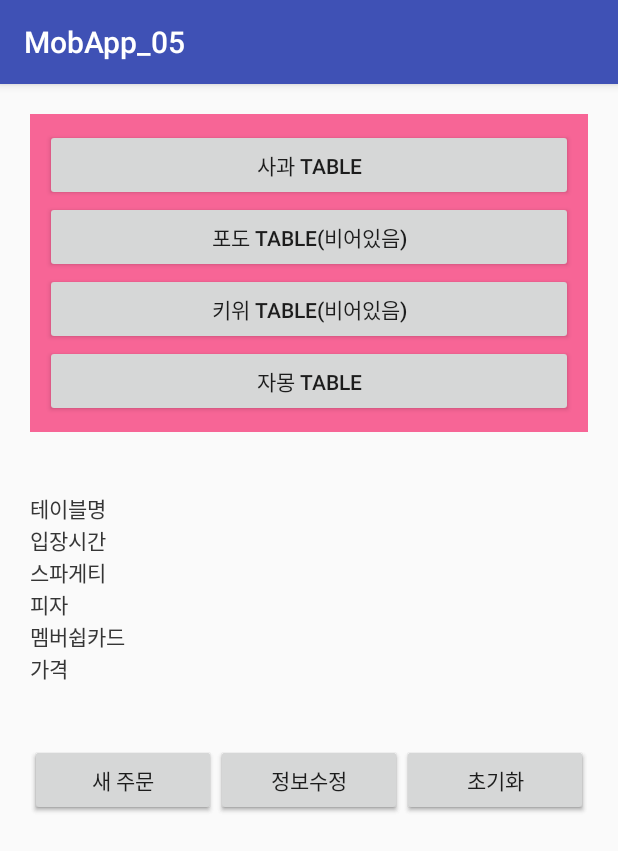
After one commit to jisung0920/MobApp_05, an Android app: the Fragment1 screen opened directly, with no data from a screen before it, on a phone screen of 412 x 824 dp. The commit adds this screen. Shown: the top 851 px of the screen. Run offline under Robolectric (Android 15) with nearby library versions, the phone set to English and light mode, and no system bars.

Commit message:
실습 레이아웃 등등

```diff
--- a/app/build.gradle
+++ b/app/build.gradle
@@ -26,6 +26,6 @@ dependencies {
     })
     compile 'com.android.support:appcompat-v7:25.2.0'
     compile 'com.android.support.constraint:constraint-layout:1.0.1'
+    compile 'com.android.support:design:25.2.0'
     testCompile 'junit:junit:4.12'
-    compile 'com.android.support:design:25.2.0'
 }
--- /dev/null
+++ b/app/src/main/java/com/example/jisung/mobapp_05/Fragment1.java
@@ -0,0 +1,118 @@
+package com.example.jisung.mobapp_05;
+
+import android.content.DialogInterface;
+import android.os.Bundle;
+import android.support.annotation.Nullable;
+import android.support.design.widget.Snackbar;
+import android.support.v4.app.Fragment;
+import android.support.v7.app.AlertDialog;
+import android.view.Gravity;
+import android.view.LayoutInflater;
+import android.view.View;
+import android.view.ViewGroup;
+import android.widget.Button;
+import android.widget.EditText;
+import android.widget.RadioButton;
+import android.widget.TextView;
+import android.widget.Toast;
+
+/**
+ * Created by jisung on 2017-03-30.
+ */
+
+public class Fragment1 extends Fragment implements View.OnClickListener {
+    TextView t1,t2,t3,t4,t5,t6;
+    Button c1,c2,c3,c4,b1,b2,b3;
+    tableInfo apple,grape,kiwi,orange;
+    @Nullable
+    @Override
+    public View onCreateView(LayoutInflater inflater, @Nullable ViewGroup container, @Nullable Bundle savedInstanceState) {
+        View fragview = inflater.inflate(R.layout.frag1,container,false);//container 어디에 붙일지
+        init(fragview);
+        return fragview;
+    }
+
+    void init(View v){
+
+        t1 = (TextView)v.findViewById(R.id.t1);
+        t2 = (TextView)v.findViewById(R.id.t2);
+        t3 = (TextView)v.findViewById(R.id.t3);
+        t4 = (TextView)v.findViewById(R.id.t4);
+        t5 = (TextView)v.findViewById(R.id.t5);
+        t6 = (TextView)v.findViewById(R.id.t6);
+        c1 = (Button)v.findViewById(R.id.c1);
+        c2 = (Button)v.findViewById(R.id.c2);
+        c3 = (Button)v.findViewById(R.id.c3);
+        c4 = (Button)v.findViewById(R.id.c4);
+        b1 = (Button)v.findViewById(R.id.b1);
+        b2 = (Button)v.findViewById(R.id.b2);
+        b3 = (Button)v.findViewById(R.id.b3);
+        c1.setOnClickListener(this);
+        c2.setOnClickListener(this);
+        c3.setOnClickListener(this);
+        c4.setOnClickListener(this);
+        b1.setOnClickListener(this);
+        b2.setOnClickListener(this);
+        b3.setOnClickListener(this);
+    }
+
+
+    @Override
+    public void onPause() {
+        super.onPause();
+    }
+
+    @Override
+    public void onClick(View v) {
+        if(v.getId()==R.id.c1){
+            t1.setText("사과 테이블");
+            t2.setText("");
+            t3.setText(apple.getSpaNum()*10000+"원");
+            t4.setText(apple.getPizNum()*12000+"원");
+            t5.setText(apple.getCard());
+
+        }
+        else if(v.getId() == R.id.c2){
+            Toast.makeText(getActivity(),"비어있는 테이블입니다.",Toast.LENGTH_SHORT).show();
+        }
+        else if(v.getId() == R.id.c3){
+            Toast.makeText(getActivity(),"비어있는 테이블입니다..",Toast.LENGTH_SHORT).show();
+        }
+        else if(v.getId() == R.id.c4){}
+        else if(v.getId() == R.id.b1){
+            final View view = View.inflate(getContext(),R.layout.editbox,null);
+            final EditText spa = (EditText)view.findViewById(R.id.spaN);
+            final EditText piz = (EditText)view.findViewById(R.id.pizN);
+            final RadioButton cardCheck = (RadioButton)view.findViewById(R.id.m1);
+            int card;
+            if(cardCheck.isChecked())
+                card = 10;
+            else
+                card = 30;
+
+            AlertDialog.Builder dlg = new AlertDialog.Builder(getContext());
+            dlg.setTitle("먹고 싶은 메뉴는?")
+                    .setView(view)
+                    .setIcon(R.mipmap.ic_launcher)
+                    .setPositiveButton("닫기",null)
+                    .setNegativeButton("확인", new DialogInterface.OnClickListener() {
+                        @Override
+                        public void onClick(DialogInterface dialog, int which) {
+                            Snackbar.make(view,"Message",2000).setAction("OK", new View.OnClickListener() {
+                                @Override
+                                public void onClick(View v) {
+                                    Toast.makeText(getActivity(),"ok",Toast.LENGTH_SHORT).show();
+                                }
+                            }).show();
+                        }
+                    })
+                    .show();
+
+        }
+        else if(v.getId() == R.id.b2){
+
+        }
+        else if(v.getId() == R.id.b3){}
+
+    }
+}
--- /dev/null
+++ b/app/src/main/java/com/example/jisung/mobapp_05/fragActivity.java
@@ -0,0 +1,13 @@
+package com.example.jisung.mobapp_05;
+
+import android.support.v7.app.AppCompatActivity;
+import android.os.Bundle;
+
+public class fragActivity extends AppCompatActivity {
+
+    @Override
+    protected void onCreate(Bundle savedInstanceState) {
+        super.onCreate(savedInstanceState);
+        setContentView(R.layout.activity_frag);
+    }
+}
--- a/app/src/main/java/com/example/jisung/mobapp_05/testActivity.java
+++ b/app/src/main/java/com/example/jisung/mobapp_05/testActivity.java
@@ -114,7 +114,7 @@ public class testActivity extends AppCompatActivity {
         }
         else if(v.getId() == R.id.b8){
             View view = View.inflate(this,R.layout.editbox,null);
-            EditText e1 = (EditText)view.findViewById(R.id.e1);
+            final EditText e1 = (EditText)view.findViewById(R.id.e1);
             AlertDialog.Builder dlg = new AlertDialog.Builder(this);
             dlg.setTitle("먹고 싶은 메뉴는?")
                     .setView(view)
@@ -123,7 +123,7 @@ public class testActivity extends AppCompatActivity {
                     .setNegativeButton("확인", new DialogInterface.OnClickListener() {
                         @Override
                         public void onClick(DialogInterface dialog, int which) {
-                            Toast.makeText(getApplicationContext(),"확인을 눌렀습니다.",Toast.LENGTH_SHORT)
+                            Toast.makeText(getApplicationContext(),e1.getText().toString()+"입니다",Toast.LENGTH_SHORT)
                                     .show();
                         }
                     })
--- /dev/null
+++ b/app/src/main/res/layout/activity_frag.xml
@@ -0,0 +1,20 @@
+<?xml version="1.0" encoding="utf-8"?>
+<android.support.constraint.ConstraintLayout xmlns:android="http://schemas.android.com/apk/res/android"
+    xmlns:app="http://schemas.android.com/apk/res-auto"
+    xmlns:tools="http://schemas.android.com/tools"
+    android:layout_width="match_parent"
+    android:layout_height="match_parent"
+    tools:context="com.example.jisung.mobapp_05.fragActivity">
+    <fragment
+        android:layout_width="match_parent"
+        android:layout_height="match_parent"
+        android:layout_weight="1"
+        android:name="com.example.jisung.mobapp_05.Fragment1"
+        android:id="@+id/f1"/>
+    <fragment
+        android:layout_weight="1"
+        android:layout_width="match_parent"
+        android:layout_height="match_parent"
+        android:name="com.example.jisung.mobapp_05.Fragment1"
+        android:id="@+id/f2"/>
+</android.support.constraint.ConstraintLayout>
--- /dev/null
+++ b/app/src/main/res/layout/frag1.xml
@@ -0,0 +1,171 @@
+<?xml version="1.0" encoding="utf-8"?>
+<LinearLayout xmlns:android="http://schemas.android.com/apk/res/android"
+    android:orientation="vertical" android:layout_width="match_parent"
+    android:layout_height="match_parent">
+
+
+    <LinearLayout
+        android:layout_margin="20dp"
+        android:layout_width="match_parent"
+        android:layout_height="wrap_content"
+        android:orientation="vertical"
+        android:padding="10dp"
+        android:background="#f76596">
+
+        <Button
+            android:id="@+id/c1"
+            android:layout_width="match_parent"
+            android:layout_height="wrap_content"
+            android:layout_weight="1"
+            android:text="사과 Table"
+/>
+
+        <Button
+            android:id="@+id/c2"
+            android:layout_width="match_parent"
+            android:layout_height="wrap_content"
+            android:layout_weight="1"
+            android:text="포도 Table(비어있음)"
+/>
+
+        <Button
+            android:id="@+id/c3"
+            android:layout_width="match_parent"
+            android:layout_height="wrap_content"
+            android:layout_weight="1"
+            android:text="키위 Table(비어있음)"
+ />
+
+        <Button
+            android:id="@+id/c4"
+            android:layout_width="match_parent"
+            android:layout_height="wrap_content"
+            android:layout_weight="1"
+            android:text="자몽 Table"
+/>
+
+    </LinearLayout>
+    <LinearLayout
+        android:layout_width="match_parent"
+        android:layout_height="wrap_content"
+        android:layout_margin="20dp">
+    <TableLayout
+        android:layout_width="wrap_content"
+        android:layout_height="wrap_content"
+        android:stretchColumns="*"
+        android:orientation="vertical"
+
+        >
+        <TableRow>
+            <TextView
+                android:layout_height="wrap_content"
+                android:layout_width="wrap_content"
+                android:text="테이블명"
+                />
+            <TextView
+                android:id="@+id/t1"
+                android:layout_height="wrap_content"
+                android:layout_width="wrap_content"
+                />
+        </TableRow>
+        <TableRow>
+            <TextView
+                android:layout_height="wrap_content"
+                android:layout_width="wrap_content"
+                android:text="입장시간"
+                />
+            <TextView
+                android:id="@+id/t2"
+                android:layout_height="wrap_content"
+                android:layout_width="wrap_content"
+                android:text=""
+                />
+        </TableRow>
+        <TableRow>
+            <TextView
+
+                android:layout_height="wrap_content"
+                android:layout_width="wrap_content"
+                android:text="스파게티"
+                />
+            <TextView
+                android:id="@+id/t3"
+                android:layout_height="wrap_content"
+                android:layout_width="wrap_content"
+                android:text=""
+                />
+        </TableRow>
+        <TableRow>
+            <TextView
+
+                android:layout_height="wrap_content"
+                android:layout_width="wrap_content"
+                android:text="피자"
+                />
+            <TextView
+                android:id="@+id/t4"
+                android:layout_height="wrap_content"
+                android:layout_width="wrap_content"
+
+                />
+        </TableRow>
+        <TableRow>
+            <TextView
+
+                android:layout_height="wrap_content"
+                android:layout_width="wrap_content"
+                android:text="멤버쉽카드"
+                />
+            <TextView
+                android:id="@+id/t5"
+                android:layout_height="wrap_content"
+                android:layout_width="wrap_content"
+
+                />
+        </TableRow>
+        <TableRow>
+            <TextView
+
+                android:layout_height="wrap_content"
+                android:layout_width="wrap_content"
+                android:text="가격"
+                />
+            <TextView
+                android:id="@+id/t6"
+                android:layout_height="wrap_content"
+                android:layout_width="wrap_content"
+
+                />
+        </TableRow>
+
+    </TableLayout>
+    </LinearLayout>
+    <LinearLayout
+        android:layout_width="match_parent"
+        android:layout_height="wrap_content"
+        android:orientation="horizontal"
+        android:layout_margin="20dp"
+        android:weightSum="3">
+        <Button
+            android:layout_width="wrap_content"
+            android:layout_height="match_parent"
+            android:text="새 주문"
+            android:layout_weight="1"
+
+            android:id="@+id/b1"/>
+        <Button
+            android:layout_width="wrap_content"
+            android:layout_height="match_parent"
+            android:layout_weight="1"
+            android:text="정보수정"
+
+            android:id="@+id/b2"/>
+        <Button
+            android:layout_width="wrap_content"
+            android:layout_height="match_parent"
+            android:layout_weight="1"
+            android:text="초기화"
+
+            android:id="@+id/b3"/>
+    </LinearLayout>
+</LinearLayout>
```
Also changed, not shown: app/src/main/AndroidManifest.xml (+5 -4 lines), app/src/main/java/com/example/jisung/mobapp_05/startActivity.java (added, +23 -0 lines), app/src/main/java/com/example/jisung/mobapp_05/tableInfo.java (added, +73 -0 lines), app/src/main/res/layout/activity_start.xml (added, +25 -0 lines), app/src/main/res/layout/editbox.xml (+46 -2 lines).
